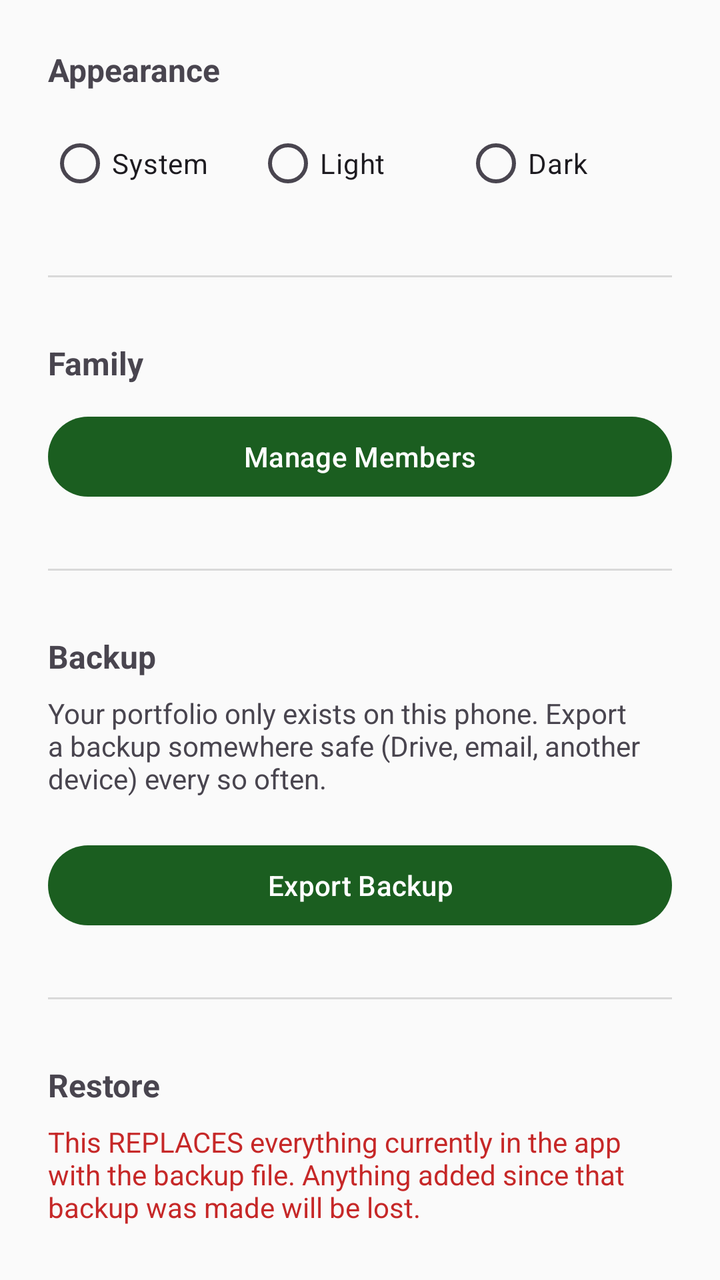
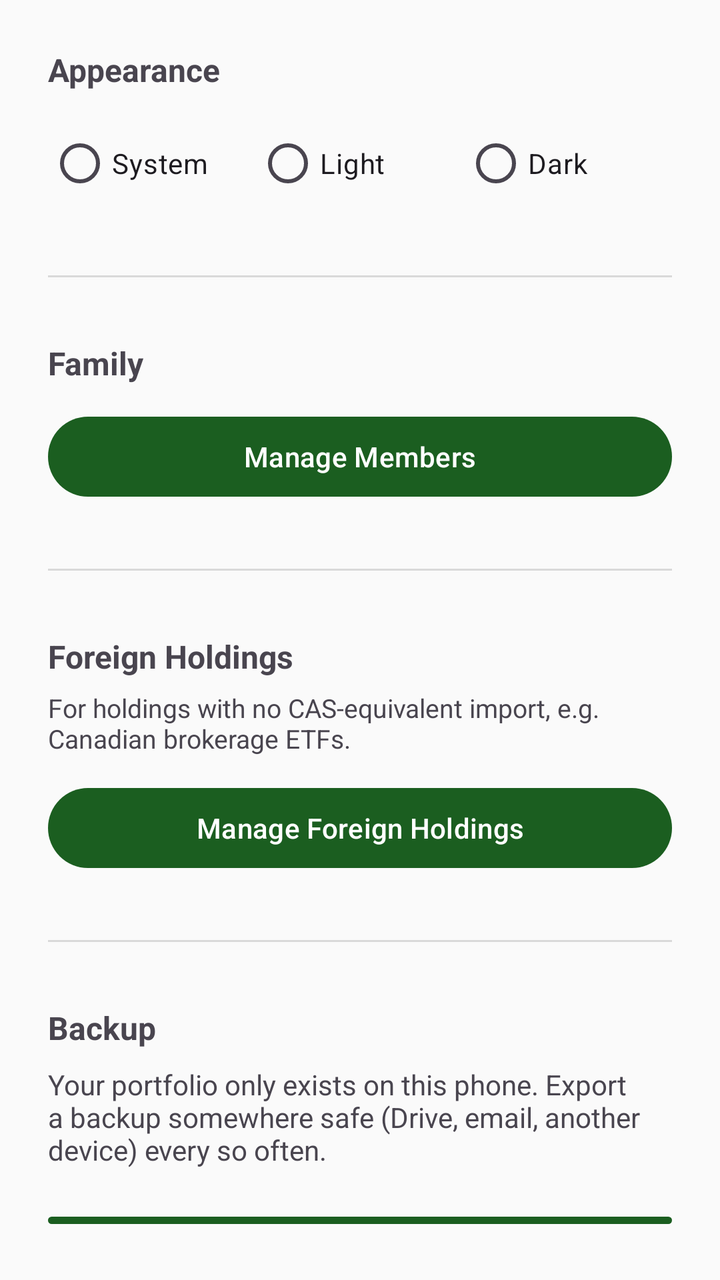

Before-and-after screenshots of an Android layout around one commit, followed by the original layout XML and the change that was made.
<!-- AndroidManifest.xml: application theme Theme.PersonalPortfolio -->
<!-- res/layout/activity_settings.xml -->
<?xml version="1.0" encoding="utf-8"?>
<LinearLayout xmlns:android="http://schemas.android.com/apk/res/android"
    android:layout_width="match_parent"
    android:layout_height="match_parent"
    android:orientation="vertical"
    android:padding="24dp">

    <TextView
        android:layout_width="match_parent"
        android:layout_height="wrap_content"
        android:textSize="16sp"
        android:textStyle="bold"
        android:text="Appearance" />

    <RadioGroup
        android:id="@+id/themeRadioGroup"
        android:layout_width="match_parent"
        android:layout_height="wrap_content"
        android:orientation="horizontal"
        android:layout_marginTop="12dp">

        <RadioButton
            android:id="@+id/themeSystemRadio"
            android:layout_width="0dp"
            android:layout_height="wrap_content"
            android:layout_weight="1"
            android:text="System" />

        <RadioButton
            android:id="@+id/themeLightRadio"
            android:layout_width="0dp"
            android:layout_height="wrap_content"
            android:layout_weight="1"
            android:text="Light" />

        <RadioButton
            android:id="@+id/themeDarkRadio"
            android:layout_width="0dp"
            android:layout_height="wrap_content"
            android:layout_weight="1"
            android:text="Dark" />

    </RadioGroup>

    <View
        android:layout_width="match_parent"
        android:layout_height="1dp"
        android:background="#22000000"
        android:layout_marginTop="32dp"
        android:layout_marginBottom="32dp" />

    <TextView
        android:layout_width="match_parent"
        android:layout_height="wrap_content"
        android:textSize="16sp"
        android:textStyle="bold"
        android:text="Family" />

    <Button
        android:id="@+id/manageMembersButton"
        android:layout_width="match_parent"
        android:layout_height="wrap_content"
        android:layout_marginTop="12dp"
        android:text="Manage Members" />

    <View
        android:layout_width="match_parent"
        android:layout_height="1dp"
        android:background="#22000000"
        android:layout_marginTop="32dp"
        android:layout_marginBottom="32dp" />

    <TextView
        android:layout_width="match_parent"
        android:layout_height="wrap_content"
        android:textSize="16sp"
        android:textStyle="bold"
        android:text="Backup" />

    <TextView
        android:layout_width="match_parent"
        android:layout_height="wrap_content"
        android:layout_marginTop="8dp"
        android:textSize="14sp"
        android:text="Your portfolio only exists on this phone. Export a backup somewhere safe (Drive, email, another device) every so often." />

    <Button
        android:id="@+id/exportButton"
        android:layout_width="match_parent"
        android:layout_height="wrap_content"
        android:layout_marginTop="20dp"
        android:text="Export Backup" />

    <View
        android:layout_width="match_parent"
        android:layout_height="1dp"
        android:background="#22000000"
        android:layout_marginTop="32dp"
        android:layout_marginBottom="32dp" />

    <TextView
        android:layout_width="match_parent"
        android:layout_height="wrap_content"
        android:textSize="16sp"
        android:textStyle="bold"
        android:text="Restore" />

    <TextView
        android:layout_width="match_parent"
        android:layout_height="wrap_content"
        android:layout_marginTop="8dp"
        android:textSize="14sp"
        android:textColor="#C62828"
        android:text="This REPLACES everything currently in the app with the backup file. Anything added since that backup was made will be lost." />

    <Button
        android:id="@+id/importButton"
        android:layout_width="match_parent"
        android:layout_height="wrap_content"
        android:layout_marginTop="20dp"
        android:text="Restore From Backup" />

    <TextView
        android:id="@+id/settingsStatusText"
        android:layout_width="match_parent"
        android:layout_height="wrap_content"
        android:layout_marginTop="24dp"
        android:textSize="14sp" />

</LinearLayout>
<!-- resources referenced by this layout -->
<resources>
  <style name="Theme.PersonalPortfolio" parent="Theme.Material3.DayNight.NoActionBar">
          <item name="colorPrimary">@color/colorPrimary</item>
          <item name="colorPrimaryVariant">@color/colorPrimaryVariant</item>
          <item name="colorOnPrimary">@color/colorOnPrimary</item>
  
          <item name="colorSecondary">@color/colorSecondary</item>
          <item name="colorOnSecondary">@color/colorOnSecondary</item>
  
          <item name="android:colorBackground">@color/colorBackground</item>
          <item name="colorOnBackground">@color/colorOnBackground</item>
  
          <item name="colorSurface">@color/colorSurface</item>
          <item name="colorOnSurface">@color/colorOnSurface</item>
  
          <item name="android:statusBarColor">@color/colorPrimaryVariant</item>
      </style>
  <color name="colorPrimary">#1B5E20</color>
  <color name="colorPrimaryVariant">#0D3B12</color>
  <color name="colorOnPrimary">#FFFFFF</color>
  <color name="colorSecondary">#00897B</color>
  <color name="colorOnSecondary">#FFFFFF</color>
  <color name="colorBackground">#FAFAFA</color>
  <color name="colorOnBackground">#1A1A1A</color>
  <color name="colorSurface">#FFFFFF</color>
  <color name="colorOnSurface">#1A1A1A</color>
</resources>

<!-- the commit's change to res/layout/activity_settings.xml (unified diff, before → after) -->
@@ -75,6 +75,34 @@
         android:layout_height="wrap_content"
         android:textSize="16sp"
         android:textStyle="bold"
+        android:text="Foreign Holdings" />
+
+    <TextView
+        android:layout_width="match_parent"
+        android:layout_height="wrap_content"
+        android:layout_marginTop="6dp"
+        android:textSize="13sp"
+        android:text="For holdings with no CAS-equivalent import, e.g. Canadian brokerage ETFs." />
+
+    <Button
+        android:id="@+id/manageForeignHoldingsButton"
+        android:layout_width="match_parent"
+        android:layout_height="wrap_content"
+        android:layout_marginTop="12dp"
+        android:text="Manage Foreign Holdings" />
+
+    <View
+        android:layout_width="match_parent"
+        android:layout_height="1dp"
+        android:background="#22000000"
+        android:layout_marginTop="32dp"
+        android:layout_marginBottom="32dp" />
+
+    <TextView
+        android:layout_width="match_parent"
+        android:layout_height="wrap_content"
+        android:textSize="16sp"
+        android:textStyle="bold"
         android:text="Backup" />
 
     <TextView
